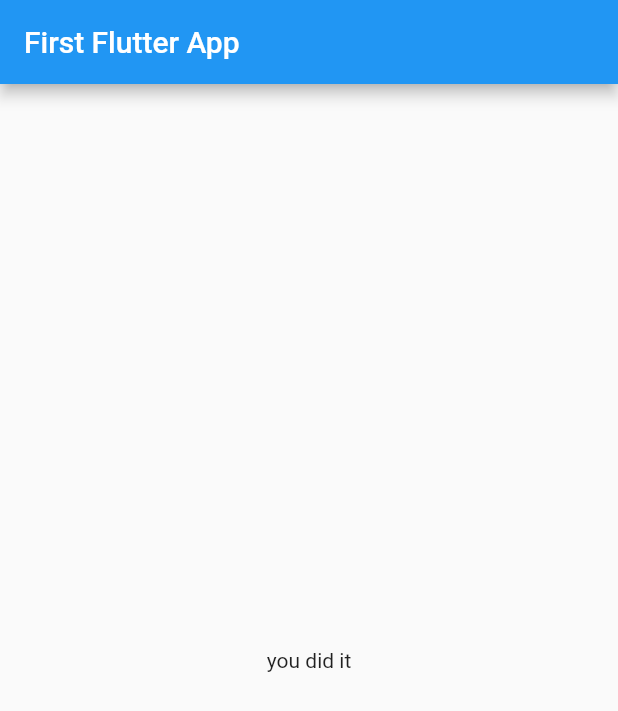
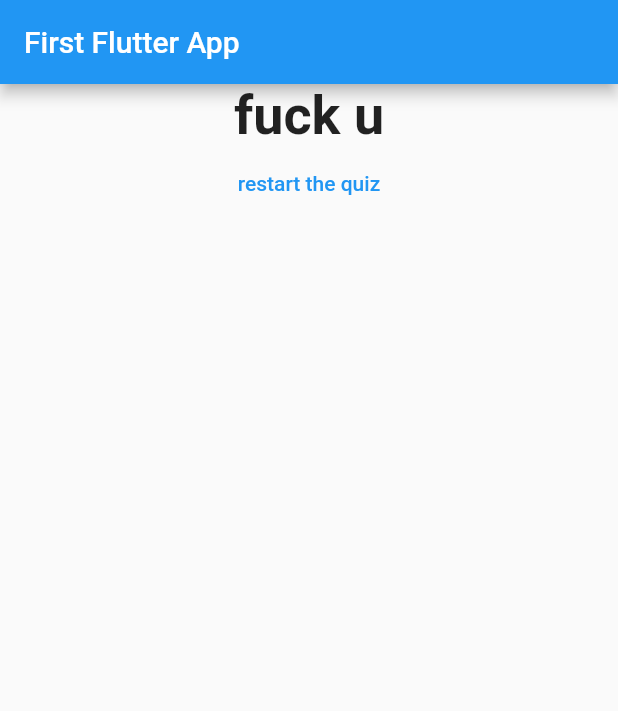
Before and after one commit to oveiskabuli/flutterFirstApp, a Flutter app: the screen it shows after launch, after a tap on "black", after a tap on "dog", after a tap on "she", on a phone screen of 412 x 824 dp. Shown: the top 711 px of the screen. Run offline on Flutter 3.47's test engine with Material 2 defaults, Android fonts, the phone set to English and light mode, and no system bars.

Commit message:
end of flutter basics folder of maximillian course

```diff
--- a/lib/answer.dart
+++ b/lib/answer.dart
@@ -9,6 +9,7 @@ class Answer extends StatelessWidget {
   Widget build(BuildContext context) {
     return Container(
       width: double.infinity,
+      margin: EdgeInsets.only(left: 20, right: 20),
       child: RaisedButton(
         color: Colors.blue,
         textColor: Colors.white,
--- a/lib/main.dart
+++ b/lib/main.dart
@@ -16,19 +16,79 @@ class _MyAppState extends State<MyApp> {
   final _questions = const [
     {
       'questionText': 'what\'s your favorite color?',
-      'answers': ['black', 'white', 'red', 'green'],
+      'answers': [
+        {
+          'text': 'black',
+          'score': 10,
+        },
+        {
+          'text': 'red',
+          'score': 6,
+        },
+        {
+          'text': 'green',
+          'score': 3,
+        },
+        {
+          'text': 'white',
+          'score': 1,
+        },
+      ],
     },
     {
       'questionText': 'what\'s your favorite animal',
-      'answers': ['cat', 'dog', 'bird', 'mosh'],
+      'answers': [
+        {
+          'text': 'cat',
+          'score': 10,
+        },
+        {
+          'text': 'dog',
+          'score': 8,
+        },
+        {
+          'text': 'cow',
+          'score': 5,
+        },
+        {
+          'text': 'ant',
+          'score': 1,
+        },
+      ],
     },
     {
       'questionText': 'who\'s your favorite instructor?',
-      'answers': ['she', 'them', 'iu', 'me'],
+      'answers': [
+        {
+          'text': 'she',
+          'score': 10,
+        },
+        {
+          'text': 'he',
+          'score': 8,
+        },
+        {
+          'text': 'them',
+          'score': 5,
+        },
+        {
+          'text': 'all',
+          'score': 1,
+        },
+      ],
     },
   ];
   var _questionIndex = 0;
-  void _answerQuestion() {
+  var _totalScore = 0;
+  void _resetQuiz() {
+    setState(() {
+      _questionIndex = 0;
+      _totalScore = 0;
+    });
+  }
+
+  void _answerQuestion(int score) {
+    _totalScore += score;
     setState(() {
       _questionIndex = _questionIndex + 1;
     });
@@ -47,7 +107,7 @@ class _MyAppState extends State<MyApp> {
                 questionIndex: _questionIndex,
                 questions: _questions,
               )
-            : Result(),
+            : Result(_totalScore, _resetQuiz),
       ),
     );
   }
--- a/lib/quiz.dart
+++ b/lib/quiz.dart
@@ -21,8 +21,9 @@ class Quiz extends StatelessWidget {
         Question(
           questions[questionIndex]['questionText'],
         ),
-        ...(questions[questionIndex]['answers'] as List<String>).map((answer) {
-          return Answer(answerQuestion, answer);
+        ...(questions[questionIndex]['answers'] as List<Map<String, Object>>)
+            .map((answer) {
+          return Answer(() => answerQuestion(answer['score']), answer['text']);
         }).toList(),
       ],
     );
--- a/lib/result.dart
+++ b/lib/result.dart
@@ -1,10 +1,45 @@
 import 'package:flutter/material.dart';
 
 class Result extends StatelessWidget {
+  final int resultScore;
+  final Function resetQuiz;
+
+  Result(
+    this.resultScore,
+    this.resetQuiz,
+  );
+
+  String get resultPhrase {
+    String resultText;
+    if (resultScore <= 8) {
+      resultText = 'you r awesome';
+    } else if (resultScore <= 12) {
+      resultText = 'you r good';
+    } else if (resultScore <= 16) {
+      resultText = ' you r bad';
+    } else {
+      resultText = 'fuck u';
+    }
+    return resultText;
+  }
+
   @override
   Widget build(BuildContext context) {
     return Center(
-      child: Text('you did it'),
+      child: Column(
+        children: [
+          Text(
+            resultPhrase,
+            style: TextStyle(fontSize: 36, fontWeight: FontWeight.bold),
+            textAlign: TextAlign.center,
+          ),
+          FlatButton(
+            child: Text('restart the quiz'),
+            textColor: Colors.blue,
+            onPressed: resetQuiz,
+          )
+        ],
+      ),
     );
   }
 }
```
